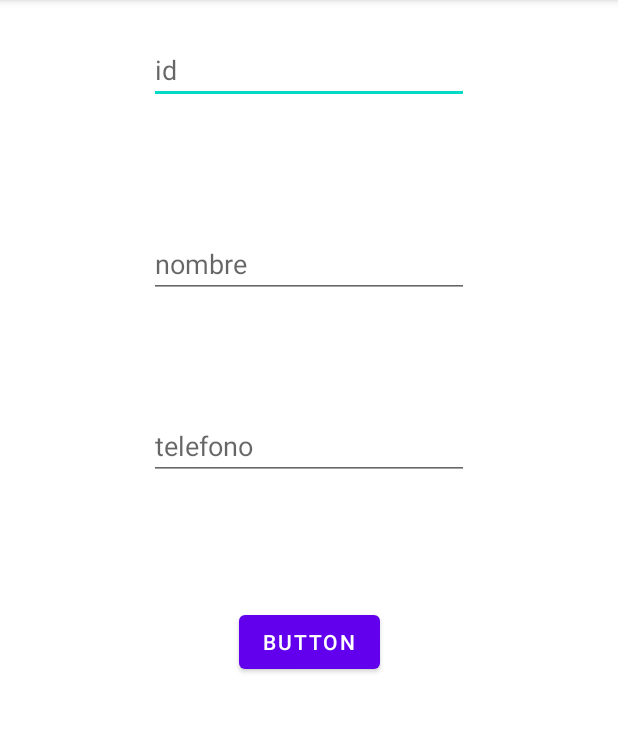
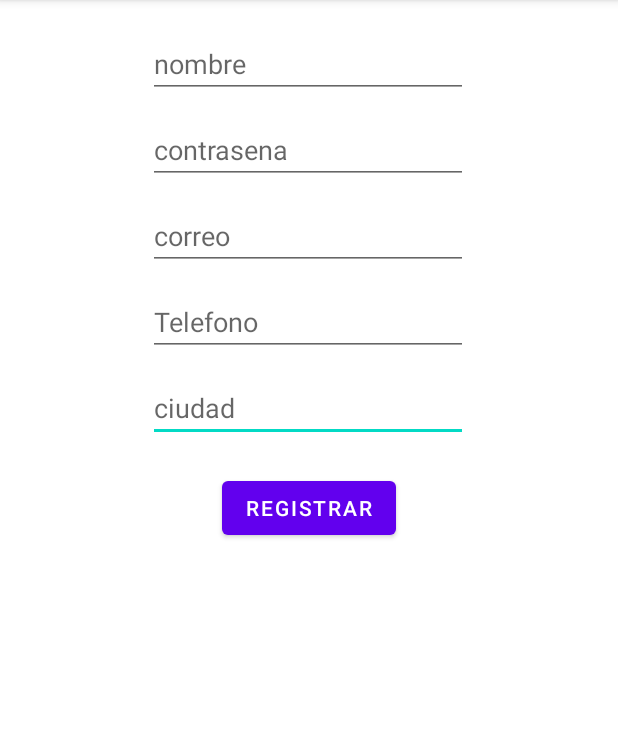
Before and after one commit to ancardenas/arreglaloappfixer, an Android app: the screen it shows after launch (MainActivity), on a phone screen of 412 x 824 dp, the part 84-816 px from its top. Run offline under Robolectric (Android 15) with nearby library versions, the phone set to English and light mode, and no system bars; our stand-ins replace Volley; network calls fail.

```diff
--- a/app/src/main/java/com/arreglalo/fixerapp/MainActivity.java
+++ b/app/src/main/java/com/arreglalo/fixerapp/MainActivity.java
@@ -2,32 +2,113 @@ package com.arreglalo.fixerapp;
 
 import androidx.appcompat.app.AppCompatActivity;
 
+import android.app.ProgressDialog;
 import android.content.Intent;
 import android.os.Bundle;
 import android.view.View;
 import android.widget.EditText;
+import android.widget.Toast;
 
-public class MainActivity extends AppCompatActivity {
-    private EditText id;
-    private EditText nombre;
-    private EditText telefono;
+import com.android.volley.Request;
+import com.android.volley.RequestQueue;
+import com.android.volley.Response;
+import com.android.volley.VolleyError;
+import com.android.volley.toolbox.JsonObjectRequest;
+import com.android.volley.toolbox.Volley;
+
+import org.json.JSONArray;
+import org.json.JSONException;
+import org.json.JSONObject;
+
+import java.io.Serializable;
+
+public class MainActivity extends AppCompatActivity implements Response.Listener<JSONObject>,Response.ErrorListener {
+    private EditText ciudad,telefono,correo,nombre,contrasena;
+
     private Fixer fixer;
+    private ProgressDialog dialog;
+    private RequestQueue queue;
+    private JsonObjectRequest jsonObjectRequest;
     @Override
     protected void onCreate(Bundle savedInstanceState) {
+        fixer = new Fixer();
+        dialog = new ProgressDialog(this);
+        dialog.setMessage("CARGAAAA");
+        dialog.show();
         super.onCreate(savedInstanceState);
         setContentView(R.layout.activity_main);
-        id = findViewById(R.id.id);
-        nombre = findViewById(R.id.nombre);
-        telefono = findViewById(R.id.telefono);
+        ciudad = findViewById(R.id.ed_ciuad);
+        telefono=findViewById(R.id.ed_telefono);
+        correo = findViewById(R.id.ed_correo);
+        nombre=findViewById(R.id.ed_nombre);
+        contrasena = findViewById(R.id.ed_contrasena);
+
+
+        queue = Volley.newRequestQueue(this);
+        String url1 = "https://arreglalo.000webhostapp.com/recibirFix.php";
+        jsonObjectRequest = new JsonObjectRequest(Request.Method.GET,url1,null,this,this);
+        queue.add(jsonObjectRequest);
     }
-    public void clock(View view){
-        fixer = new Fixer();
-        int i = Integer.valueOf(id.getText().toString());
-        fixer.setId(i);
+    public void clock(View view) {
+
         fixer.setNombre(nombre.getText().toString());
         String a = telefono.getText().toString();
         fixer.setTelefono(a);
+        fixer.setCalificacion(5);
+        fixer.setCiudad(ciudad.getText().toString());
+        fixer.setCorreo(correo.getText().toString());
+        fixer.setContrasena(contrasena.getText().toString());
+        cargarWebService();
+
         Intent intent = new Intent(this,MainActivity2.class);
+        intent.putExtra("fixer",(Serializable)fixer );
         startActivity(intent);
     }
+    //https://arreglalo.000webhostapp.com/insertFixer.php?id=2&ciudad=bogota&calificacion=5&numero=3322&correo=yoyo&nombre=ud&contrasena=yo
+    private void cargarWebService() {
+        dialog = new ProgressDialog(this);
+        dialog.setMessage("CARGAAAA");
+        dialog.show();
+        String url = "https://arreglalo.000webhostapp.com/insertFixer.php?id="+fixer.getId()+
+                "&ciudad=bogota"+fixer.getCiudad() +
+                "&calificacion="+fixer.getCalificacion() +
+                "&numero="+fixer.getTelefono() +
+                "&correo="+fixer.getCorreo() +
+                "&nombre="+fixer.getNombre()+
+                "&contrasena="+fixer.getContrasena();
+        String url1 = "https://arreglalo.000webhostapp.com/recibirFix.php";
+
+        url=url.replace(" ","%20");
+        //String url1 ="http://192.168.0.10/arreglalo/index.php?nombre=yo&numero=2344&direccion=yo&correo=yo&ciudad=yo&contrasena=yo&calificacion=5&id=5";
+
+
+        jsonObjectRequest = new JsonObjectRequest(Request.Method.GET,url,null,this,this);
+        queue.add(jsonObjectRequest);
+
+    }
+
+    @Override
+    public void onErrorResponse(VolleyError error) {
+        dialog.hide();
+        Toast.makeText(this,"MAMA NO LO LOGRE",Toast.LENGTH_SHORT).show();
+    }
+
+    @Override
+    public void onResponse(JSONObject response) {
+        String url1 = "https://arreglalo.000webhostapp.com/recibirFix.php";
+        Toast.makeText(this,"MAMA LO LOGRE",Toast.LENGTH_SHORT).show();
+        dialog.hide();
+        if(response.optJSONArray("usuario")!=null) {
+            JSONArray jsonArray = response.optJSONArray("usuario");
+            JSONObject jsonObject = null;
+            try {
+                jsonObject = jsonArray.getJSONObject(0);
+                fixer.setId((jsonObject.optInt("Id_F") + 1));
+                Toast.makeText(getApplicationContext(), fixer.getId() + " ", Toast.LENGTH_SHORT).show();
+            } catch (JSONException e) {
+                e.printStackTrace();
+            }
+        }else{}
+
+    }
 }
--- a/app/src/main/res/layout/activity_main.xml
+++ b/app/src/main/res/layout/activity_main.xml
@@ -7,50 +7,79 @@
     tools:context=".MainActivity">
 
     <EditText
-        android:id="@+id/id"
+        android:id="@+id/ed_ciuad"
         android:layout_width="wrap_content"
         android:layout_height="wrap_content"
-        android:layout_marginTop="24dp"
+        android:layout_marginTop="12dp"
         android:ems="10"
-        android:hint="id"
+        android:hint="ciudad"
         android:inputType="number"
         app:layout_constraintEnd_toEndOf="parent"
+        app:layout_constraintHorizontal_bias="0.497"
+        app:layout_constraintStart_toStartOf="parent"
+        app:layout_constraintTop_toBottomOf="@+id/ed_telefono" />
+
+    <EditText
+        android:id="@+id/ed_contrasena"
+        android:layout_width="wrap_content"
+        android:layout_height="wrap_content"
+        android:layout_marginTop="12dp"
+        android:ems="10"
+        android:hint="contrasena"
+        android:inputType="number"
+        app:layout_constraintEnd_toEndOf="parent"
+        app:layout_constraintHorizontal_bias="0.497"
+        app:layout_constraintStart_toStartOf="parent"
+        app:layout_constraintTop_toBottomOf="@+id/ed_nombre" />
+
+    <EditText
+        android:id="@+id/ed_telefono"
+        android:layout_width="wrap_content"
+        android:layout_height="wrap_content"
+        android:layout_marginTop="12dp"
+        android:ems="10"
+        android:hint="Telefono"
+        android:inputType="number"
+        app:layout_constraintEnd_toEndOf="parent"
+        app:layout_constraintHorizontal_bias="0.497"
+        app:layout_constraintStart_toStartOf="parent"
+        app:layout_constraintTop_toBottomOf="@+id/ed_correo" />
+
+    <EditText
+        android:id="@+id/ed_nombre"
+        android:layout_width="wrap_content"
+        android:layout_height="wrap_content"
+        android:layout_marginTop="20dp"
+        android:ems="10"
+        android:hint="nombre"
+        android:inputType="textPersonName"
+        app:layout_constraintEnd_toEndOf="parent"
+        app:layout_constraintHorizontal_bias="0.497"
         app:layout_constraintStart_toStartOf="parent"
         app:layout_constraintTop_toTopOf="parent" />
 
     <EditText
-        android:id="@+id/nombre"
+        android:id="@+id/ed_correo"
         android:layout_width="wrap_content"
         android:layout_height="wrap_content"
-        android:layout_marginTop="84dp"
+        android:layout_marginTop="12dp"
         android:ems="10"
-        android:hint="nombre"
-        android:inputType="textPersonName"
-        app:layout_constraintEnd_toEndOf="parent"
-        app:layout_constraintStart_toStartOf="parent"
-        app:layout_constraintTop_toBottomOf="@+id/id" />
-
-    <EditText
-        android:id="@+id/telefono"
-        android:layout_width="wrap_content"
-        android:layout_height="wrap_content"
-        android:layout_marginTop="76dp"
-        android:ems="10"
-        android:hint="telefono"
+        android:hint="correo"
         android:inputType="number|phone"
         app:layout_constraintEnd_toEndOf="parent"
+        app:layout_constraintHorizontal_bias="0.497"
         app:layout_constraintStart_toStartOf="parent"
-        app:layout_constraintTop_toBottomOf="@+id/nombre" />
+        app:layout_constraintTop_toBottomOf="@+id/ed_contrasena" />
 
     <Button
         android:id="@+id/button"
         android:layout_width="wrap_content"
         android:layout_height="wrap_content"
-        android:layout_marginTop="84dp"
+        android:layout_marginTop="20dp"
         android:onClick="clock"
-        android:text="Button"
+        android:text="Registrar"
         app:layout_constraintEnd_toEndOf="parent"
         app:layout_constraintStart_toStartOf="parent"
-        app:layout_constraintTop_toBottomOf="@+id/telefono" />
+        app:layout_constraintTop_toBottomOf="@+id/ed_ciuad" />
 
 </androidx.constraintlayout.widget.ConstraintLayout>
```
Also changed, not shown: app/src/main/AndroidManifest.xml (+5 -3 lines), app/src/main/java/com/arreglalo/fixerapp/Fixer.java (+23 -11 lines), app/src/main/java/com/arreglalo/fixerapp/ListAdapter.java (+16 -2 lines), app/src/main/java/com/arreglalo/fixerapp/MainActivity2.java (+26 -10 lines), app/src/main/java/com/arreglalo/fixerapp/Solicitud.java (+36 -0 lines), app/src/main/java/com/arreglalo/fixerapp/aceptService.java (added, +91 -0 lines), app/src/main/res/layout/activity_acept_service.xml (added, +42 -0 lines).
